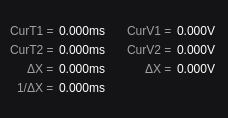
First picture: the form in ui/cursor_readouts.ui, repository analogdevicesinc/scopy, before the edit.
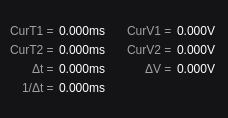
Second picture: the form after the edit.

Commit message:
Osc: Cursors: Use delta-t and delta-V instead of delta-X
Fixes #74

```diff
--- a/ui/cursor_readouts.ui
+++ b/ui/cursor_readouts.ui
@@ -142,7 +142,7 @@
          <string notr="true">color: rgba(255, 255, 255, 153);</string>
         </property>
         <property name="text">
-         <string>1/ΔX =</string>
+         <string>1/Δt =</string>
         </property>
         <property name="alignment">
          <set>Qt::AlignLeading|Qt::AlignLeft|Qt::AlignVCenter</set>
@@ -174,7 +174,7 @@
          <string notr="true">color: rgba(255, 255, 255, 153);</string>
         </property>
         <property name="text">
-         <string>ΔX =</string>
+         <string>Δt =</string>
         </property>
         <property name="alignment">
          <set>Qt::AlignLeading|Qt::AlignLeft|Qt::AlignVCenter</set>
@@ -387,7 +387,7 @@
          <string notr="true">color: rgba(255, 255, 255, 153);</string>
         </property>
         <property name="text">
-         <string>ΔX =</string>
+         <string>ΔV =</string>
         </property>
         <property name="alignment">
          <set>Qt::AlignLeading|Qt::AlignLeft|Qt::AlignVCenter</set>
```
